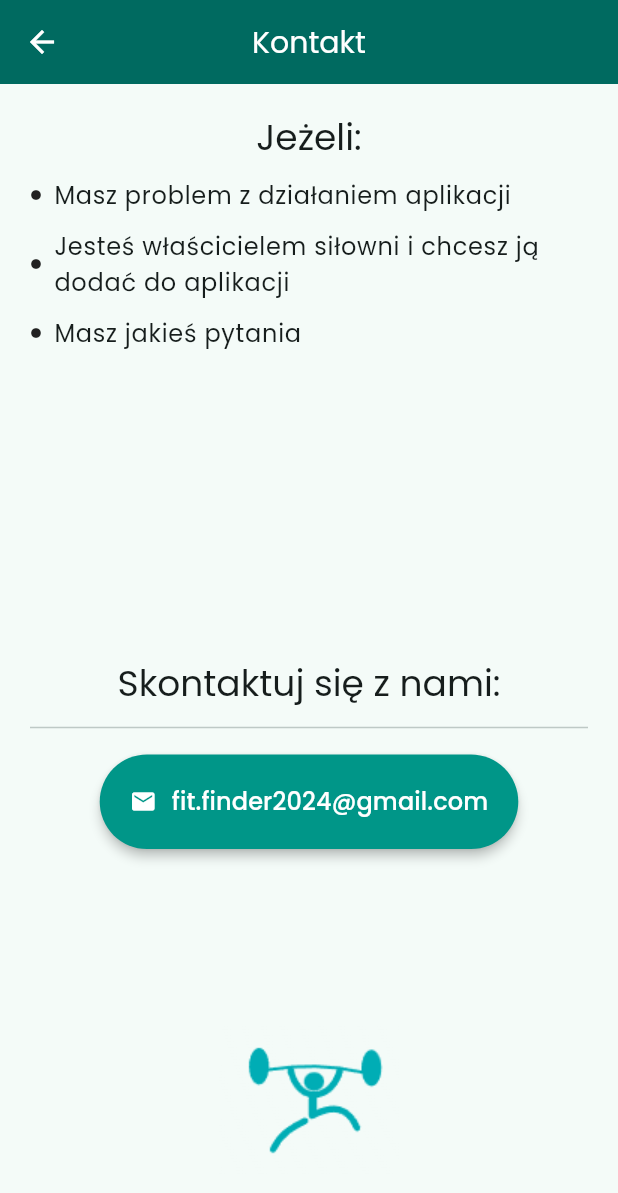
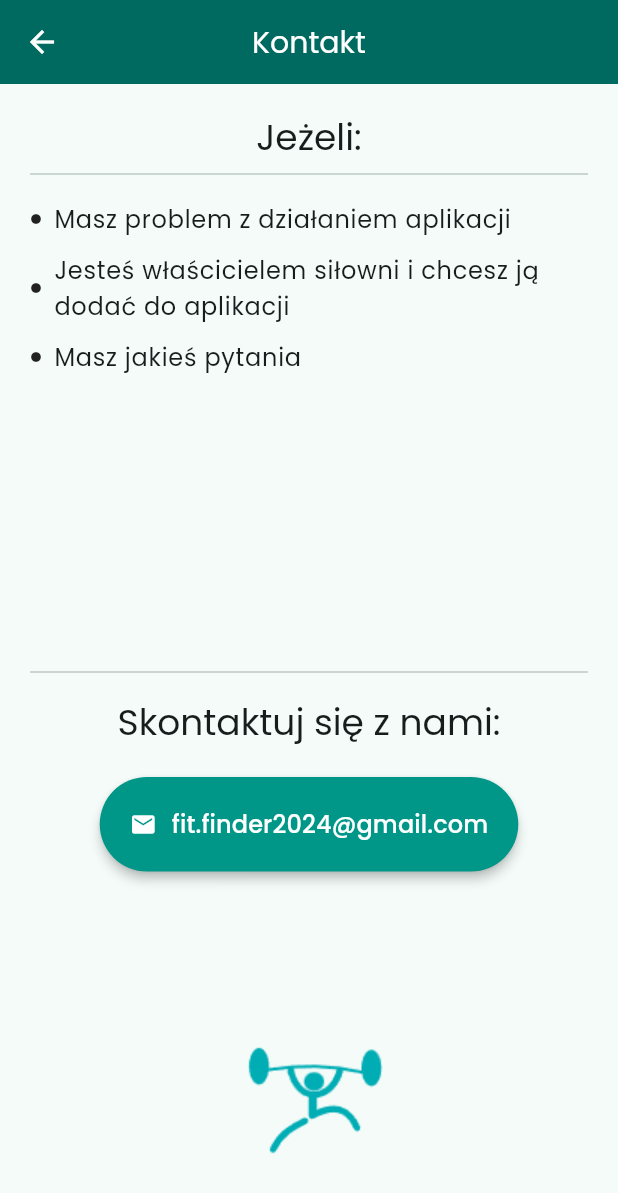
Before and after one commit to MrLoles/FitFinder, a Flutter app: the ContactScreen screen opened directly, after a tap on "fit.finder2024@gmail.com", on a phone screen of 412 x 824 dp. Shown: the top 1193 px of the screen. Run offline on Flutter 3.47's test engine with Material 3 defaults, Android fonts, the light colour scheme and no system bars; our stand-ins replace dio, email_validator, google_fonts, shared_preferences, smooth_page_indicator, table_calendar; accounts and stored records are empty; generated files the repository leaves out were written again.

Commit message:
FIT-29 Finished ContactScreen.dart

```diff
--- a/lib/main_page/additional_pages/contact/ContactScreen.dart
+++ b/lib/main_page/additional_pages/contact/ContactScreen.dart
@@ -36,6 +36,7 @@ class ContactScreen extends StatelessWidget {
                             .of(context)
                             .textTheme
                             .headlineSmall),
+                    Divider(),
                     _ListElementPoint(
                         text: "Masz problem z działaniem aplikacji"),
                     _ListElementPoint(
@@ -51,12 +52,14 @@ class ContactScreen extends StatelessWidget {
                   flex: 2,
                   child: Column(
                     children: [
-                      Text("Skontaktuj się z nami:", style: Theme
-                          .of(context)
-                          .textTheme
-                          .headlineSmall),
-                      Container(margin: EdgeInsets.only(top: 5, bottom: 10),
-                          child: Divider()),
+                      Divider(),
+                      Container(
+                        margin: EdgeInsets.only(bottom: 20, top: 10),
+                        child: Text("Skontaktuj się z nami:", style: Theme
+                            .of(context)
+                            .textTheme
+                            .headlineSmall),
+                      ),
                       ElevatedButton(
                         onPressed: () => _sendEmail('fit.finder2024@gmail.com'),
                         style: ElevatedButton.styleFrom(
@@ -97,7 +100,6 @@ class ContactScreen extends StatelessWidget {
     final Uri _emailLaunchUri = Uri(
       scheme: 'mailto',
       path: email,
-      query: 'subject=App Feedback&body=App Version 3.23'
     );
 
     var url = _emailLaunchUri.toString();
--- a/pubspec.yaml
+++ b/pubspec.yaml
@@ -46,7 +46,7 @@ dependencies:
   animated_widgets: ^1.1.0
   dio: ^5.4.1
   email_validator: ^2.1.17
-  url_launcher: 6.0.9
+  url_launcher: ^6.2.6
 
 dev_dependencies:
   flutter_test:
```
Also changed, not shown: 1 other file.
